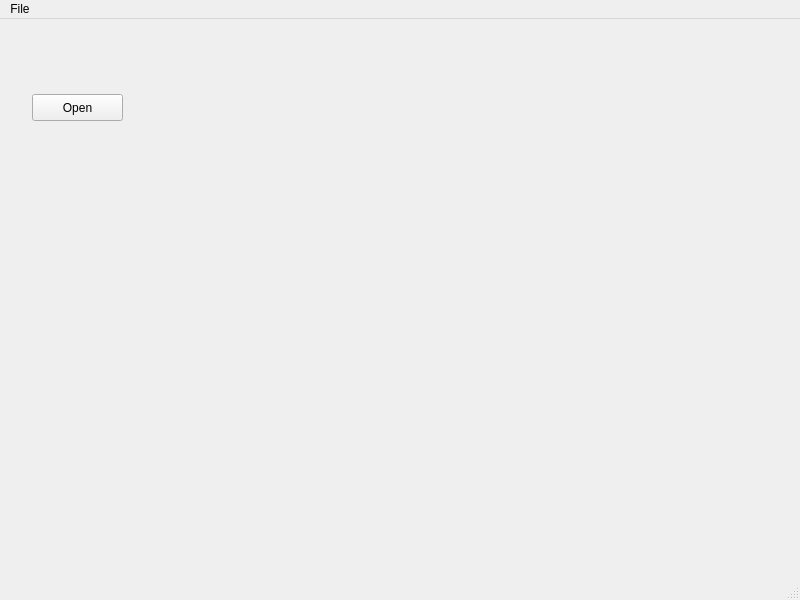
The window that data-processing/data-processing-main.ui (dmsherazi/Battery-Management-System) describes before a commit, drawn with Qt 5.
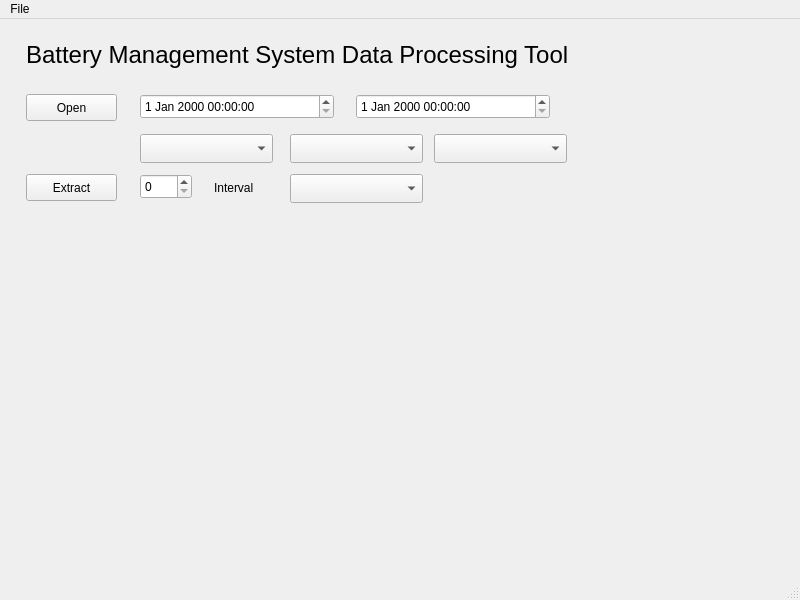
The same window after the commit.

Commit message: Further work on data processing to extract selected records. Addition to BMS GUI of battery charging limits in configure window.

What changed in the file:
```diff
--- a/data-processing/data-processing-main.ui
+++ b/data-processing/data-processing-main.ui
@@ -17,7 +17,7 @@
    <widget class="QPushButton" name="openFileButton">
     <property name="geometry">
      <rect>
-      <x>32</x>
+      <x>26</x>
       <y>75</y>
       <width>91</width>
       <height>27</height>
@@ -27,6 +27,129 @@
      <string>Open</string>
     </property>
    </widget>
+   <widget class="QLabel" name="label">
+    <property name="geometry">
+     <rect>
+      <x>26</x>
+      <y>15</y>
+      <width>615</width>
+      <height>41</height>
+     </rect>
+    </property>
+    <property name="font">
+     <font>
+      <pointsize>18</pointsize>
+     </font>
+    </property>
+    <property name="text">
+     <string>Battery Management System Data Processing Tool</string>
+    </property>
+   </widget>
+   <widget class="QDateTimeEdit" name="startTime">
+    <property name="geometry">
+     <rect>
+      <x>140</x>
+      <y>75</y>
+      <width>194</width>
+      <height>25</height>
+     </rect>
+    </property>
+   </widget>
+   <widget class="QDateTimeEdit" name="endTime">
+    <property name="geometry">
+     <rect>
+      <x>356</x>
+      <y>75</y>
+      <width>194</width>
+      <height>25</height>
+     </rect>
+    </property>
+   </widget>
+   <widget class="QComboBox" name="recordType_1">
+    <property name="geometry">
+     <rect>
+      <x>140</x>
+      <y>115</y>
+      <width>133</width>
+      <height>29</height>
+     </rect>
+    </property>
+   </widget>
+   <widget class="QComboBox" name="recordType_2">
+    <property name="geometry">
+     <rect>
+      <x>290</x>
+      <y>115</y>
+      <width>133</width>
+      <height>29</height>
+     </rect>
+    </property>
+   </widget>
+   <widget class="QComboBox" name="recordType_3">
+    <property name="geometry">
+     <rect>
+      <x>434</x>
+      <y>115</y>
+      <width>133</width>
+      <height>29</height>
+     </rect>
+    </property>
+   </widget>
+   <widget class="QPushButton" name="extractButton">
+    <property name="geometry">
+     <rect>
+      <x>26</x>
+      <y>155</y>
+      <width>91</width>
+      <height>27</height>
+     </rect>
+    </property>
+    <property name="toolTip">
+     <string>Extract selected data from the file to a csv</string>
+    </property>
+    <property name="text">
+     <string>Extract</string>
+    </property>
+   </widget>
+   <widget class="QSpinBox" name="intervalSpinBox">
+    <property name="geometry">
+     <rect>
+      <x>140</x>
+      <y>155</y>
+      <width>52</width>
+      <height>25</height>
+     </rect>
+    </property>
+    <property name="toolTip">
+     <string>Select the sample interval for data extraction</string>
+    </property>
+   </widget>
+   <widget class="QLabel" name="label_2">
+    <property name="geometry">
+     <rect>
+      <x>214</x>
+      <y>160</y>
+      <width>64</width>
+      <height>17</height>
+     </rect>
+    </property>
+    <property name="text">
+     <string>Interval</string>
+    </property>
+   </widget>
+   <widget class="QComboBox" name="intervalType">
+    <property name="geometry">
+     <rect>
+      <x>290</x>
+      <y>155</y>
+      <width>133</width>
+      <height>29</height>
+     </rect>
+    </property>
+    <property name="toolTip">
+     <string>Select whether to use average, maximum or first sample in the interval</string>
+    </property>
+   </widget>
   </widget>
   <widget class="QMenuBar" name="menubar">
    <property name="geometry">
```
Left out of the diff: 3 changed lines with no effect on the pictures. The commit also changes 21 other files.
